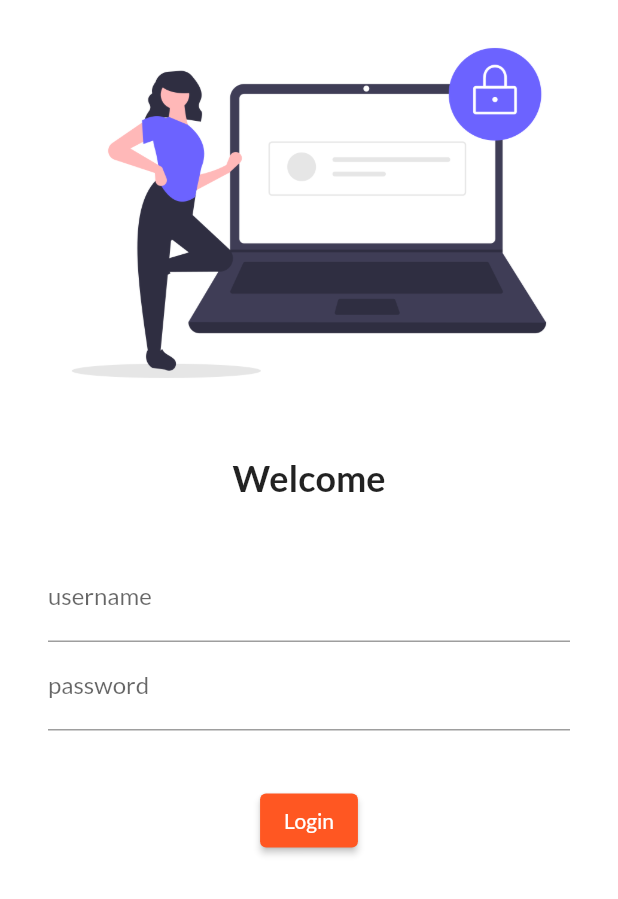
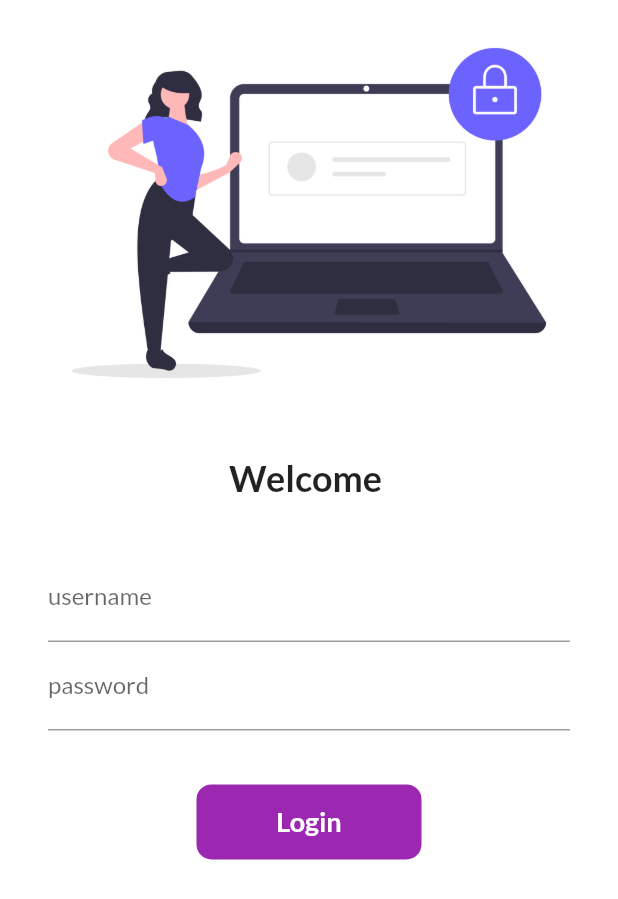
Before and after one commit to TheOmshiv/30days_of_flutter_learning, a Flutter app: the screen it shows after launch, on a phone screen of 412 x 824 dp. Shown: the top 899 px of the screen. Run offline on Flutter 3.47's test engine with Material 2 defaults, Android fonts, the phone set to English and light mode, and no system bars; our stand-ins replace google_fonts.

Commit message:
day 6 completed

```diff
--- a/lib/pages/login_page.dart
+++ b/lib/pages/login_page.dart
@@ -1,7 +1,15 @@
 import 'package:flutter/material.dart';
 import 'package:flutter_catalog/utils/routes.dart';
 
-class LoginPage extends StatelessWidget {
+class LoginPage extends StatefulWidget {
+  @override
+  State<LoginPage> createState() => _LoginPageState();
+}
+
+class _LoginPageState extends State<LoginPage> {
+  String name = "";
+  bool changebutton = false;
+
   @override
   Widget build(BuildContext context) {
     return Material(
@@ -16,7 +24,7 @@ class LoginPage extends StatelessWidget {
             ),
             SizedBox(height: 20.0),
             Text(
-              "Welcome",
+              "Welcome $name",
               style: TextStyle(
                 fontSize: 24,
                 fontWeight: FontWeight.bold,
@@ -33,6 +41,10 @@ class LoginPage extends StatelessWidget {
                       hintText: "enter username",
                       labelText: "username",
                     ),
+                    onChanged: (value) {
+                      name = value;
+                      setState(() {});
+                    },
                   ),
                   TextFormField(
                       obscureText: true,
@@ -44,12 +56,46 @@ class LoginPage extends StatelessWidget {
               ),
             ),
             SizedBox(height: 20.0),
-            ElevatedButton(
-                onPressed: () {
-                  Navigator.pushNamed(context, MyRoutes.HomeRoute);
-                },
-                style: TextButton.styleFrom(),
-                child: Text("Login"))
+
+            InkWell(
+              onTap: () async {
+                setState(() {
+                  changebutton = true;
+                });
+
+                await Future.delayed(Duration(seconds: 1));
+                Navigator.pushNamed(context, MyRoutes.HomeRoute);
+              },
+              child: AnimatedContainer(
+                  duration: Duration(seconds: 1),
+                  height: 50,
+                  width: changebutton ? 50 : 150,
+                  alignment: Alignment.center,
+                  child: changebutton
+                      ? Icon(
+                          Icons.done,
+                          color: Colors.white,
+                        )
+                      : Text(
+                          "Login",
+                          style: TextStyle(
+                            color: Colors.white,
+                            fontWeight: FontWeight.bold,
+                            fontSize: 18,
+                          ),
+                        ),
+                  decoration: BoxDecoration(
+                    color: Colors.purple,
+                    borderRadius: BorderRadius.circular(10),
+                  )),
+            ),
+
+            // ElevatedButton(
+            //     onPressed: () {
+            //       Navigator.pushNamed(context, MyRoutes.HomeRoute);
+            //     },
+            //     style: TextButton.styleFrom(),
+            //     child: Text("Login"))
           ],
         )));
   }
```
